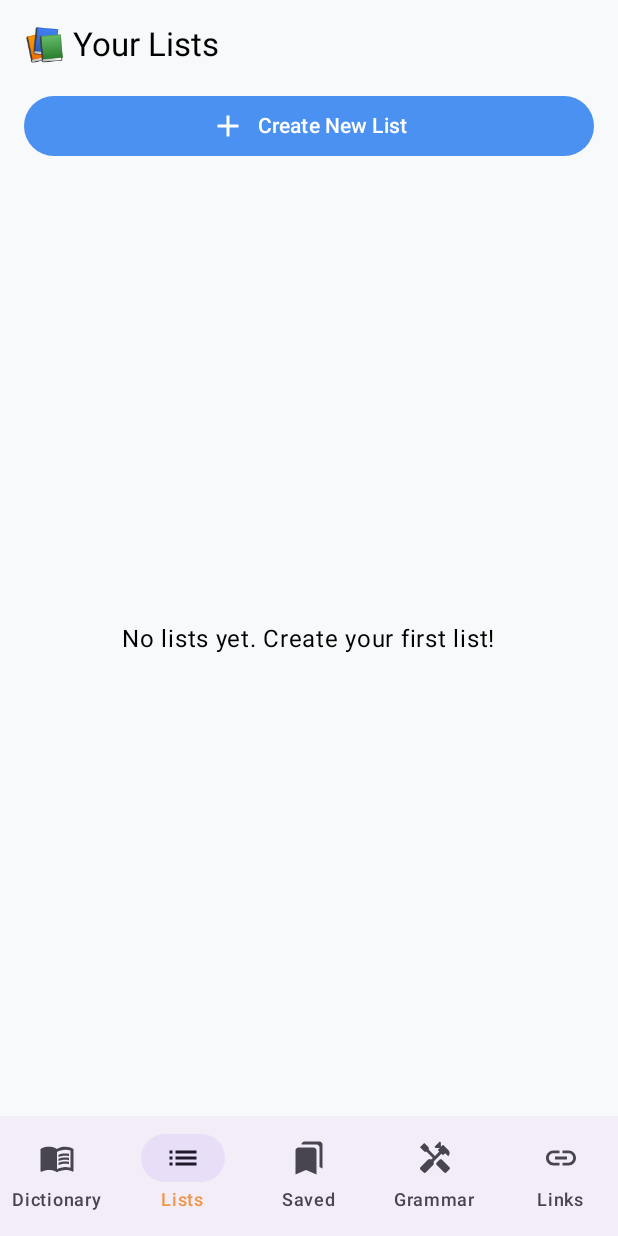
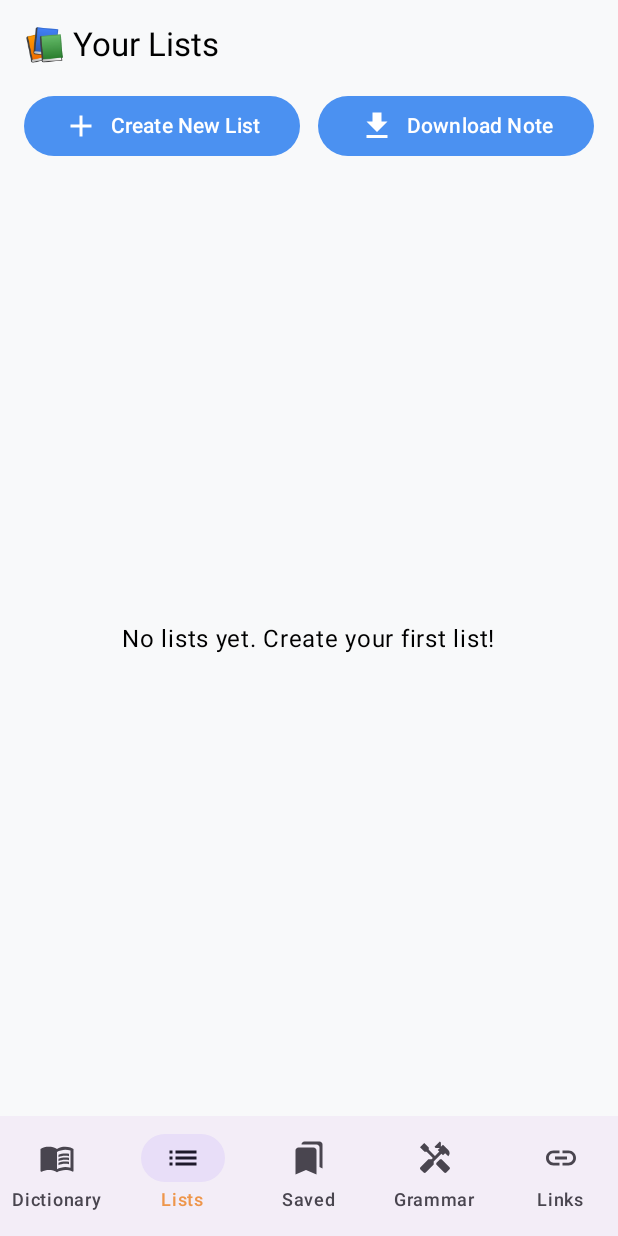
Before and after one commit to elmansouriothman/darijadict, an Android app built with Jetpack Compose: the ListsScreen screen opened through its navigation route, on a phone screen of 412 x 824 dp. Run offline under Robolectric (Android 15) with nearby library versions, the phone set to English and light mode, and no system bars; our stand-ins replace Room's generated code, livedata-compose.

Commit message:
Download Button works

```diff
--- a/app/src/main/java/com/example/darijadict/data/DictionaryDatabase.kt
+++ b/app/src/main/java/com/example/darijadict/data/DictionaryDatabase.kt
@@ -7,7 +7,7 @@ import androidx.room.RoomDatabase
 
 @Database(
     entities = [Entry::class, CustomList::class, EntryListJoin::class],
-    version = 7
+    version = 8
 )
 abstract class DictionaryDatabase : RoomDatabase() {
     abstract fun entryDao(): EntryDao
--- a/app/src/main/java/com/example/darijadict/ui/ListsScreen.kt
+++ b/app/src/main/java/com/example/darijadict/ui/ListsScreen.kt
@@ -1,18 +1,56 @@
 package com.example.darijadict.ui
 
-import androidx.compose.foundation.layout.*
+import android.Manifest
+import android.content.pm.PackageManager
+import android.util.Log
+import android.widget.Toast
+import androidx.activity.compose.rememberLauncherForActivityResult
+import androidx.activity.result.contract.ActivityResultContracts
+import androidx.compose.foundation.layout.Arrangement
+import androidx.compose.foundation.layout.Box
+import androidx.compose.foundation.layout.Column
+import androidx.compose.foundation.layout.Row
+import androidx.compose.foundation.layout.Spacer
+import androidx.compose.foundation.layout.fillMaxSize
+import androidx.compose.foundation.layout.fillMaxWidth
+import androidx.compose.foundation.layout.height
+import androidx.compose.foundation.layout.padding
+import androidx.compose.foundation.layout.width
 import androidx.compose.foundation.lazy.LazyColumn
 import androidx.compose.foundation.lazy.items
 import androidx.compose.material.icons.Icons
 import androidx.compose.material.icons.filled.Add
+import androidx.compose.material.icons.filled.FileDownload
 import androidx.compose.material.icons.filled.MoreVert
-import androidx.compose.material3.*
-import androidx.compose.runtime.*
+import androidx.compose.material3.AlertDialog
+import androidx.compose.material3.Button
+import androidx.compose.material3.Card
+import androidx.compose.material3.DropdownMenu
+import androidx.compose.material3.DropdownMenuItem
+import androidx.compose.material3.Icon
+import androidx.compose.material3.IconButton
+import androidx.compose.material3.MaterialTheme
+import androidx.compose.material3.OutlinedTextField
+import androidx.compose.material3.Text
+import androidx.compose.material3.TextButton
+import androidx.compose.runtime.Composable
+import androidx.compose.runtime.LaunchedEffect
+import androidx.compose.runtime.getValue
 import androidx.compose.runtime.livedata.observeAsState
+import androidx.compose.runtime.mutableStateOf
+import androidx.compose.runtime.remember
+import androidx.compose.runtime.rememberCoroutineScope
+import androidx.compose.runtime.setValue
+import androidx.compose.ui.Alignment
 import androidx.compose.ui.Modifier
+import androidx.compose.ui.platform.LocalContext
+import androidx.compose.ui.platform.LocalLifecycleOwner
 import androidx.compose.ui.unit.dp
-import androidx.compose.ui.Alignment
+import androidx.core.content.ContextCompat
+import androidx.lifecycle.Lifecycle
+import androidx.lifecycle.LifecycleEventObserver
 import com.example.darijadict.data.CustomList
+import com.example.darijadict.util.ApkgDownloader
 import com.example.darijadict.viewmodel.EntryViewModel
 import kotlinx.coroutines.launch
 
@@ -22,13 +60,39 @@ fun ListsScreen(
     onCreateList: (Int) -> Unit,
     onListClick: (Int) -> Unit
 ) {
+    val context = LocalContext.current
     val allLists by viewModel.allLists.observeAsState(emptyList())
     var showCreateDialog by remember { mutableStateOf(false) }
     var newListName by remember { mutableStateOf("") }
     val coroutineScope = rememberCoroutineScope()
-
     var listToDelete by remember { mutableStateOf<CustomList?>(null) }
     var listToEmpty by remember { mutableStateOf<CustomList?>(null) }
+
+    // Permission handling
+    var hasStoragePermission by remember {
+        mutableStateOf(
+            ContextCompat.checkSelfPermission(
+                context,
+                Manifest.permission.WRITE_EXTERNAL_STORAGE
+            ) == PackageManager.PERMISSION_GRANTED
+        )
+    }
+
+    val launcher = rememberLauncherForActivityResult(
+        ActivityResultContracts.RequestPermission()
+    ) { isGranted: Boolean ->
+        hasStoragePermission = isGranted
+        Log.d("ListsScreen", "Permission granted: $hasStoragePermission")
+    }
+    val lifecycleOwner = LocalLifecycleOwner.current
+    LaunchedEffect(key1 = lifecycleOwner) {
+        val observer = LifecycleEventObserver { _, event ->
+            if (event == Lifecycle.Event.ON_CREATE) {
+                launcher.launch(Manifest.permission.WRITE_EXTERNAL_STORAGE)
+            }
+        }
+        lifecycleOwner.lifecycle.addObserver(observer)
+    }
 
     Column(
         modifier = Modifier
@@ -41,13 +105,43 @@ fun ListsScreen(
             modifier = Modifier.padding(bottom = 16.dp)
         )
 
-        Button(
-            onClick = { showCreateDialog = true },
-            modifier = Modifier.fillMaxWidth()
+        Row(
+            modifier = Modifier.fillMaxWidth(),
+            horizontalArrangement = Arrangement.spacedBy(12.dp)
         ) {
-            Icon(Icons.Default.Add, contentDescription = "Add")
-            Spacer(Modifier.width(8.dp))
-            Text("Create New List")
+            Button(
+                onClick = { showCreateDialog = true },
+                modifier = Modifier.weight(1f)
+            ) {
+                Icon(Icons.Default.Add, contentDescription = "Add")
+                Spacer(Modifier.width(8.dp))
+                Text("Create New List")
+            }
+
+            Button(
+    onClick = {
+        if (hasStoragePermission) {
+            val (success, message) = ApkgDownloader.downloadApkg(context) // Destructure the Pair
+            if (success) {
+                // Show success message
+                Toast.makeText(context, "File downloaded successfully: $message", Toast.LENGTH_LONG).show() // You can add message to the Toast
+                Log.d("ListsScreen", "File downloaded successfully: $message")
+            } else {
+                // Show error message
+                Toast.makeText(context, "Failed to download file: $message", Toast.LENGTH_LONG).show() // Add the error message to the Toast
+                Log.e("ListsScreen", "Failed to download file: $message")
+            }
+        } else {
+            launcher.launch(Manifest.permission.WRITE_EXTERNAL_STORAGE)
+        }
+    },
+    modifier = Modifier.weight(1f),
+
+) {
+    Icon(Icons.Default.FileDownload, contentDescription = "Download")
+    Spacer(Modifier.width(8.dp))
+    Text("Download Note")
+}
         }
 
         Spacer(Modifier.height(16.dp))
--- a/app/src/main/java/com/example/darijadict/viewmodel/EntryViewModel.kt
+++ b/app/src/main/java/com/example/darijadict/viewmodel/EntryViewModel.kt
@@ -139,4 +139,5 @@ class EntryViewModel(application: Application) : AndroidViewModel(application) {
             }
         }
     }
+
 }
```
Also changed, not shown: app/src/main/AndroidManifest.xml (+19 -11 lines), app/src/main/java/com/example/darijadict/util/ApkgDownloader.kt (added, +158 -0 lines), app/src/main/res/xml/file_paths.xml (added, +17 -0 lines), 1 other file.
